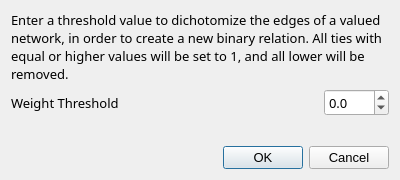
Before: the Qt Designer form src/forms/dialogedgedichotomization.ui in socnetv/app, drawn with Qt 5.
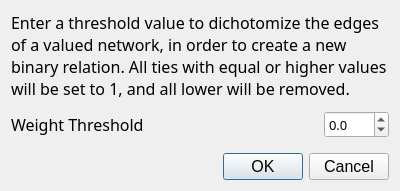
After: the same form once the commit is applied.

The edit to the form file:
```diff
--- a/src/forms/dialogedgedichotomization.ui
+++ b/src/forms/dialogedgedichotomization.ui
@@ -7,7 +7,7 @@
     <x>0</x>
     <y>0</y>
     <width>400</width>
-    <height>180</height>
+    <height>191</height>
    </rect>
   </property>
   <property name="minimumSize">
@@ -18,7 +18,7 @@
   </property>
   <property name="font">
    <font>
-    <pointsize>10</pointsize>
+    <pointsize>12</pointsize>
    </font>
   </property>
   <property name="windowTitle">
@@ -27,9 +27,16 @@
   <layout class="QGridLayout" name="gridLayout">
    <item row="0" column="0">
     <widget class="QLabel" name="label_2">
+     <property name="minimumSize">
+      <size>
+       <width>0</width>
+       <height>65</height>
+      </size>
+     </property>
      <property name="font">
       <font>
        <family>Sans Serif</family>
+       <pointsize>12</pointsize>
       </font>
      </property>
      <property name="text">
@@ -43,7 +50,7 @@
      </property>
     </widget>
    </item>
-   <item row="1" column="0">
+   <item row="2" column="0">
     <layout class="QHBoxLayout" name="horizontalLayout">
      <property name="spacing">
       <number>6</number>
@@ -62,6 +69,7 @@
        <property name="font">
         <font>
          <family>Sans Serif</family>
+         <pointsize>12</pointsize>
         </font>
        </property>
        <property name="text">
@@ -113,6 +121,19 @@
     </layout>
    </item>
    <item row="3" column="0">
+    <spacer name="verticalSpacer">
+     <property name="orientation">
+      <enum>Qt::Vertical</enum>
+     </property>
+     <property name="sizeHint" stdset="0">
+      <size>
+       <width>20</width>
+       <height>15</height>
+      </size>
+     </property>
+    </spacer>
+   </item>
+   <item row="4" column="0">
     <widget class="QDialogButtonBox" name="buttonBox">
      <property name="orientation">
       <enum>Qt::Horizontal</enum>
@@ -122,15 +143,15 @@
      </property>
     </widget>
    </item>
-   <item row="2" column="0">
-    <spacer name="verticalSpacer">
+   <item row="1" column="0">
+    <spacer name="verticalSpacer_2">
      <property name="orientation">
       <enum>Qt::Vertical</enum>
      </property>
      <property name="sizeHint" stdset="0">
       <size>
        <width>20</width>
-       <height>15</height>
+       <height>12</height>
       </size>
      </property>
     </spacer>
```
